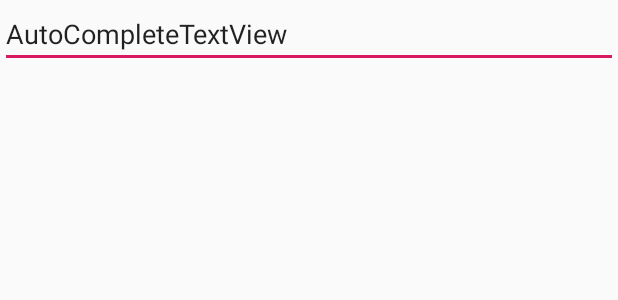
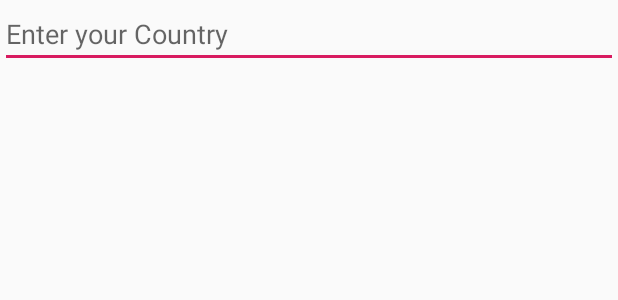
Before and after one commit to brandan-jones/3048-individual-assignment-eklopfstein, an Android app: the layout main_fragment.xml on its own in the app's theme, with its tools: preview values and no code run, on a phone screen of 412 x 824 dp. Shown: the top 300 px of the screen. Run offline under Robolectric (Android 15) with nearby library versions, the phone set to English and light mode, and no system bars.

Commit message:
Added documentation

```diff
--- a/app/build.gradle
+++ b/app/build.gradle
@@ -35,6 +35,7 @@ dependencies {
     implementation 'androidx.constraintlayout:constraintlayout:2.0.4'
     implementation 'androidx.lifecycle:lifecycle-extensions:2.2.0'
     implementation 'androidx.lifecycle:lifecycle-viewmodel-ktx:2.2.0'
+    implementation 'com.google.android.gms:play-services-maps:17.0.0'
     testImplementation 'junit:junit:4.13.1'
     androidTestImplementation 'androidx.test.ext:junit:1.1.2'
     androidTestImplementation 'androidx.test.espresso:espresso-core:3.3.0'
--- a/app/src/main/java/app/plantdiary/individualassignment3048q/RetrofitClientInstance.kt
+++ b/app/src/main/java/app/plantdiary/individualassignment3048q/RetrofitClientInstance.kt
@@ -4,6 +4,7 @@ import retrofit2.Retrofit
 import retrofit2.converter.gson.GsonConverterFactory
 
 object RetrofitClientInstance {
+    // establishes retrofit client instanced for the JSON file
     private var retrofit: Retrofit? = null;
     private val BASE_URL = "https://pkgstore.datahub.io";
 
--- a/app/src/main/java/app/plantdiary/individualassignment3048q/service/CountryService.kt
+++ b/app/src/main/java/app/plantdiary/individualassignment3048q/service/CountryService.kt
@@ -11,6 +11,7 @@ import retrofit2.Response
 class CountryService {
 
     fun fetchCountries() : MutableLiveData<ArrayList<Country>> {
+        // ArrayList of the countries from the JSON file
         var _countries = MutableLiveData<ArrayList<Country>>();
         val service = RetrofitClientInstance.retrofitInstance?.create(ICountryDAO::class.java);
         val call = service?.getAllCountries();
@@ -20,6 +21,7 @@ class CountryService {
              * exception occurred creating the request or processing the response.
              */
             override fun onFailure(call: Call<ArrayList<Country>>, t: Throwable) {
+                // placeholder for failures
                 val i = 1+1;
             }
 
@@ -34,6 +36,7 @@ class CountryService {
                 call: Call<ArrayList<Country>>,
                 response: Response<ArrayList<Country>>
             ) {
+                // Stores the countries from the JSON file
                 _countries.value = response.body();
             }
 
--- a/app/src/main/res/layout/main_fragment.xml
+++ b/app/src/main/res/layout/main_fragment.xml
@@ -12,8 +12,8 @@
         android:layout_width="0dp"
         android:layout_height="wrap_content"
         android:hint="@string/country"
-        android:text="AutoCompleteTextView"
         app:layout_constraintEnd_toEndOf="parent"
         app:layout_constraintStart_toStartOf="parent"
         app:layout_constraintTop_toTopOf="parent" />
+
 </androidx.constraintlayout.widget.ConstraintLayout>
```
Also changed, not shown: app/src/main/java/app/plantdiary/individualassignment3048q/dto/Country.kt (+7 -0 lines), app/src/main/java/app/plantdiary/individualassignment3048q/ui/main/MainViewModel.kt (+6 -1 lines).
